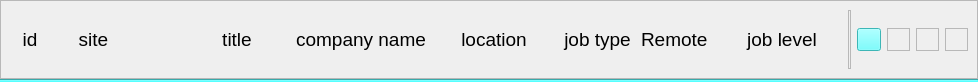
The window that views/pages/job_list/header/job_list_header.ui (ozanpempegul/RoleMatcher) describes before a commit, drawn with Qt 5.
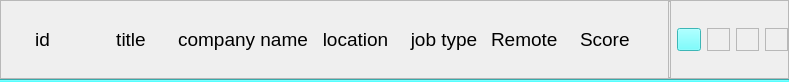
The same window after the commit.

Commit message: converted job list table to QTableWidget from QFrame and QLabels

Diff of the .ui file:
```diff
--- a/views/pages/job_list/header/job_list_header.ui
+++ b/views/pages/job_list/header/job_list_header.ui
@@ -6,7 +6,7 @@
    <rect>
     <x>0</x>
     <y>0</y>
-    <width>978</width>
+    <width>789</width>
     <height>82</height>
    </rect>
   </property>
@@ -56,20 +56,23 @@
       <enum>QFrame::Shadow::Raised</enum>
      </property>
      <layout class="QHBoxLayout" name="horizontalLayout_2">
-      <item alignment="Qt::AlignmentFlag::AlignLeft">
+      <property name="spacing">
+       <number>6</number>
+      </property>
+      <property name="leftMargin">
+       <number>0</number>
+      </property>
+      <property name="topMargin">
+       <number>0</number>
+      </property>
+      <property name="rightMargin">
+       <number>0</number>
+      </property>
+      <property name="bottomMargin">
+       <number>0</number>
+      </property>
+      <item>
        <widget class="QLabel" name="label_id">
-        <property name="minimumSize">
-         <size>
-          <width>40</width>
-          <height>0</height>
-         </size>
-        </property>
-        <property name="maximumSize">
-         <size>
-          <width>40</width>
-          <height>16777215</height>
-         </size>
-        </property>
         <property name="text">
          <string>id</string>
         </property>
@@ -78,23 +81,7 @@
         </property>
        </widget>
       </item>
-      <item alignment="Qt::AlignmentFlag::AlignHCenter">
-       <widget class="QLabel" name="label_site">
-        <property name="minimumSize">
-         <size>
-          <width>75</width>
-          <height>0</height>
-         </size>
-        </property>
-        <property name="text">
-         <string>site</string>
-        </property>
-        <property name="alignment">
-         <set>Qt::AlignmentFlag::AlignCenter</set>
-        </property>
-       </widget>
-      </item>
-      <item alignment="Qt::AlignmentFlag::AlignHCenter">
+      <item>
        <widget class="QLabel" name="label_title">
         <property name="sizePolicy">
          <sizepolicy hsizetype="Preferred" vsizetype="Preferred">
@@ -102,18 +89,6 @@
           <verstretch>0</verstretch>
          </sizepolicy>
         </property>
-        <property name="minimumSize">
-         <size>
-          <width>200</width>
-          <height>0</height>
-         </size>
-        </property>
-        <property name="maximumSize">
-         <size>
-          <width>200</width>
-          <height>16777215</height>
-         </size>
-        </property>
         <property name="text">
          <string>title</string>
         </property>
@@ -122,14 +97,8 @@
         </property>
        </widget>
       </item>
-      <item alignment="Qt::AlignmentFlag::AlignHCenter">
+      <item>
        <widget class="QLabel" name="label_company_name">
-        <property name="minimumSize">
-         <size>
-          <width>150</width>
-          <height>0</height>
-         </size>
-        </property>
         <property name="text">
          <string>company name</string>
         </property>
@@ -138,20 +107,8 @@
         </property>
        </widget>
       </item>
-      <item alignment="Qt::AlignmentFlag::AlignHCenter">
+      <item>
        <widget class="QLabel" name="label_location">
-        <property name="minimumSize">
-         <size>
-          <width>120</width>
-          <height>0</height>
-         </size>
-        </property>
-        <property name="maximumSize">
-         <size>
-          <width>120</width>
-          <height>16777215</height>
-         </size>
-        </property>
         <property name="text">
          <string>location</string>
         </property>
@@ -160,14 +117,8 @@
         </property>
        </widget>
       </item>
-      <item alignment="Qt::AlignmentFlag::AlignHCenter">
+      <item>
        <widget class="QLabel" name="label_job_type">
-        <property name="minimumSize">
-         <size>
-          <width>75</width>
-          <height>0</height>
-         </size>
-        </property>
         <property name="text">
          <string>job type</string>
         </property>
@@ -176,7 +127,7 @@
         </property>
        </widget>
       </item>
-      <item alignment="Qt::AlignmentFlag::AlignHCenter">
+      <item>
        <widget class="QLabel" name="label">
         <property name="sizePolicy">
          <sizepolicy hsizetype="Preferred" vsizetype="Preferred">
@@ -184,42 +135,21 @@
           <verstretch>0</verstretch>
          </sizepolicy>
         </property>
-        <property name="minimumSize">
-         <size>
-          <width>75</width>
-          <height>0</height>
-         </size>
-        </property>
-        <property name="maximumSize">
-         <size>
-          <width>75</width>
-          <height>16777215</height>
-         </size>
-        </property>
         <property name="text">
          <string>Remote</string>
         </property>
        </widget>
       </item>
-      <item alignment="Qt::AlignmentFlag::AlignHCenter">
-       <widget class="QLabel" name="label_job_level">
-        <property name="minimumSize">
-         <size>
-          <width>120</width>
-          <height>0</height>
-         </size>
-        </property>
-        <property name="maximumSize">
-         <size>
-          <width>120</width>
-          <height>16777215</height>
-         </size>
+      <item>
+       <widget class="QLabel" name="label_2">
+        <property name="sizePolicy">
+         <sizepolicy hsizetype="Preferred" vsizetype="Preferred">
+          <horstretch>0</horstretch>
+          <verstretch>0</verstretch>
+         </sizepolicy>
         </property>
         <property name="text">
-         <string>job level</string>
-        </property>
-        <property name="alignment">
-         <set>Qt::AlignmentFlag::AlignCenter</set>
+         <string>Score</string>
         </property>
        </widget>
       </item>
```
The commit also changes 12 other files.
